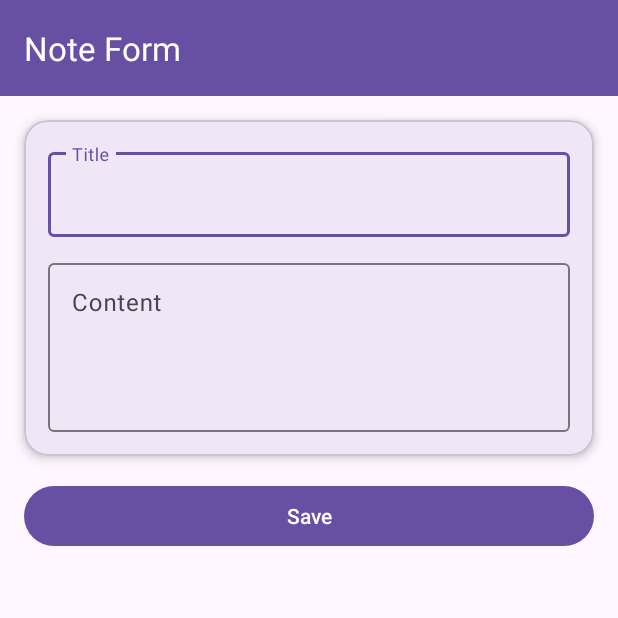
After one commit to alif24ti/Alifatan_3TIA_Pratikum, an Android app: the NoteFormActivity screen opened directly, with no data from a screen before it, on a phone screen of 412 x 824 dp, the top half of it. The commit adds this screen. Run offline under Robolectric (Android 15) with nearby library versions, the phone set to English and light mode, and no system bars; our stand-ins replace Room's generated code.

Commit message:
Pertemuan 12

```diff
--- a/app/src/main/AndroidManifest.xml
+++ b/app/src/main/AndroidManifest.xml
@@ -68,6 +68,9 @@
             android:name=".Home.Pertemuan_10.TenthActivity"
             android:exported="false"
             android:windowSoftInputMode="adjustResize" />
+        <activity
+            android:name=".Note.NoteFormActivity"
+            android:exported="false" />
     </application>
 
 </manifest>
--- /dev/null
+++ b/app/src/main/java/com/example/alif_3tia_mobile/Note/NoteFormActivity.kt
@@ -0,0 +1,51 @@
+package com.example.alif_3tia_mobile.Note
+
+import android.os.Bundle
+import android.widget.Toast
+import androidx.appcompat.app.AppCompatActivity
+import androidx.lifecycle.lifecycleScope
+import com.example.alif_3tia_mobile.data.AppDatabase
+import com.example.alif_3tia_mobile.data.Entity.NoteEntity
+import com.example.alif_3tia_mobile.databinding.ActivityNoteFormBinding
+import kotlinx.coroutines.launch
+
+class NoteFormActivity : AppCompatActivity() {
+    private lateinit var binding: ActivityNoteFormBinding
+    private lateinit var db: AppDatabase
+
+    override fun onCreate(savedInstanceState: Bundle?) {
+        super.onCreate(savedInstanceState)
+        binding = ActivityNoteFormBinding.inflate(layoutInflater)
+        setContentView(binding.root)
+        db = AppDatabase.getInstance(this)
+
+        binding.btnSaveNote.setOnClickListener {
+            val title = binding.etTitle.text.toString().trim()
+            val content = binding.etContent.text.toString().trim()
+
+            if (title.isBlank() || content.isBlank()) {
+                Toast.makeText(
+                    this, "Isi semua kolom!", Toast.LENGTH_SHORT
+                ).show()
+                return@setOnClickListener
+            }
+
+            binding.btnSaveNote.isEnabled = false
+            lifecycleScope.launch {
+                try {
+                    db.noteDao().insert(
+                        NoteEntity(title = title, content = content)
+                    )
+                    finish()
+                } catch (e: Exception) {
+                    binding.btnSaveNote.isEnabled = true
+                    Toast.makeText(
+                        this@NoteFormActivity,
+                        "Gagal menyimpan catatan",
+                        Toast.LENGTH_SHORT
+                    ).show()
+                }
+            }
+        }
+    }
+}
--- /dev/null
+++ b/app/src/main/java/com/example/alif_3tia_mobile/data/AppDataBase.kt
@@ -0,0 +1,48 @@
+package com.example.alif_3tia_mobile.data
+
+import android.content.Context
+import androidx.room.Database
+import androidx.room.Room
+import androidx.room.RoomDatabase
+import androidx.room.migration.Migration
+import androidx.sqlite.db.SupportSQLiteDatabase
+import com.example.alif_3tia_mobile.data.Entity.NoteEntity
+import com.example.alif_3tia_mobile.data.dao.NoteDao
+
+@Database(
+    entities = [NoteEntity::class],
+    version = 2,
+    exportSchema = false
+)
+abstract class AppDatabase : RoomDatabase() {
+    abstract fun noteDao(): NoteDao
+
+    companion object {
+        @Volatile
+        private var INSTANCE: AppDatabase? = null
+
+        // Tahap 09: migrasi versi 1 -> 2 (menambah kolom isPinned tanpa menghapus data)
+        val MIGRATION_1_2 = object : Migration(1, 2) {
+            override fun migrate(db: SupportSQLiteDatabase) {
+                db.execSQL(
+                    "ALTER TABLE notes " +
+                            "ADD COLUMN isPinned INTEGER NOT NULL DEFAULT 0"
+                )
+            }
+        }
+
+        fun getInstance(context: Context): AppDatabase =
+            INSTANCE ?: synchronized(this) {
+                INSTANCE ?: Room.databaseBuilder(
+                    context.applicationContext,
+                    AppDatabase::class.java,
+                    "app_database"
+                )
+                    .addMigrations(MIGRATION_1_2)
+                    // Opsi reset khusus data latihan (Tahap 09, langkah 17).
+                    // Jangan aktifkan bersama migrasi di atas untuk data penting.
+                    // .fallbackToDestructiveMigration()
+                    .build().also { INSTANCE = it }
+            }
+    }
+}
--- /dev/null
+++ b/app/src/main/java/com/example/alif_3tia_mobile/data/dao/NoteDao.kt
@@ -0,0 +1,19 @@
+package com.example.alif_3tia_mobile.data.dao
+
+import androidx.room.Dao
+import androidx.room.Delete
+import androidx.room.Insert
+import androidx.room.Query
+import com.example.alif_3tia_mobile.data.Entity.NoteEntity
+
+@Dao
+interface NoteDao {
+    @Query("SELECT * FROM notes ORDER BY createdAt DESC")
+    suspend fun getAll(): List<NoteEntity>
+
+    @Insert
+    suspend fun insert(note: NoteEntity)
+
+    @Delete
+    suspend fun delete(note: NoteEntity)
+}
--- /dev/null
+++ b/app/src/main/res/layout/activity_note_form.xml
@@ -0,0 +1,74 @@
+<?xml version="1.0" encoding="utf-8"?>
+<androidx.constraintlayout.widget.ConstraintLayout
+    xmlns:android="http://schemas.android.com/apk/res/android"
+    xmlns:app="http://schemas.android.com/apk/res-auto"
+    android:layout_width="match_parent"
+    android:layout_height="match_parent">
+
+    <androidx.appcompat.widget.Toolbar
+        android:id="@+id/toolbar"
+        android:layout_width="0dp"
+        android:layout_height="?attr/actionBarSize"
+        android:background="?attr/colorPrimary"
+        app:title="Note Form"
+        app:titleTextColor="@android:color/white"
+        app:layout_constraintTop_toTopOf="parent"
+        app:layout_constraintStart_toStartOf="parent"
+        app:layout_constraintEnd_toEndOf="parent" />
+
+    <com.google.android.material.card.MaterialCardView
+        android:id="@+id/cardForm"
+        android:layout_width="0dp"
+        android:layout_height="wrap_content"
+        android:layout_margin="16dp"
+        app:cardCornerRadius="16dp"
+        app:cardElevation="4dp"
+        app:layout_constraintTop_toBottomOf="@id/toolbar"
+        app:layout_constraintStart_toStartOf="parent"
+        app:layout_constraintEnd_toEndOf="parent">
+
+        <LinearLayout
+            android:layout_width="match_parent"
+            android:layout_height="wrap_content"
+            android:orientation="vertical"
+            android:padding="16dp">
+
+            <com.google.android.material.textfield.TextInputLayout
+                android:layout_width="match_parent"
+                android:layout_height="wrap_content"
+                android:hint="Title">
+
+                <com.google.android.material.textfield.TextInputEditText
+                    android:id="@+id/etTitle"
+                    android:layout_width="match_parent"
+                    android:layout_height="wrap_content" />
+            </com.google.android.material.textfield.TextInputLayout>
+
+            <com.google.android.material.textfield.TextInputLayout
+                android:layout_width="match_parent"
+                android:layout_height="wrap_content"
+                android:layout_marginTop="12dp"
+                android:hint="Content">
+
+                <com.google.android.material.textfield.TextInputEditText
+                    android:id="@+id/etContent"
+                    android:layout_width="match_parent"
+                    android:layout_height="wrap_content"
+                    android:minLines="4"
+                    android:gravity="top"
+                    android:inputType="textMultiLine" />
+            </com.google.android.material.textfield.TextInputLayout>
+        </LinearLayout>
+    </com.google.android.material.card.MaterialCardView>
+
+    <com.google.android.material.button.MaterialButton
+        android:id="@+id/btnSaveNote"
+        android:layout_width="0dp"
+        android:layout_height="wrap_content"
+        android:layout_margin="16dp"
+        android:text="Save"
+        app:layout_constraintTop_toBottomOf="@id/cardForm"
+        app:layout_constraintStart_toStartOf="parent"
+        app:layout_constraintEnd_toEndOf="parent" />
+
+</androidx.constraintlayout.widget.ConstraintLayout>
--- a/app/src/main/res/menu/bottom_nav_menu.xml
+++ b/app/src/main/res/menu/bottom_nav_menu.xml
@@ -12,4 +12,9 @@
         android:id="@+id/more"
         android:icon="@drawable/ic_more"
         android:title="More" />
+
+    <item
+        android:id="@+id/notes"
+        android:icon="@drawable/ic_notes"
+        android:title="Notes" />
 </menu>
--- a/build.gradle.kts
+++ b/build.gradle.kts
@@ -1,4 +1,5 @@
 // Top-level build file where you can add configuration options common to all sub-projects/modules.
 plugins {
     alias(libs.plugins.android.application) apply false
+    id("com.google.devtools.ksp") version "1.9.10-1.0.13" apply false
 }
```
Also changed, not shown: app/build.gradle.kts (+8 -0 lines), app/src/main/java/com/example/alif_3tia_mobile/BaseActivity.kt (+8 -0 lines), app/src/main/java/com/example/alif_3tia_mobile/Note/FragmentNote.kt (added, +76 -0 lines), app/src/main/java/com/example/alif_3tia_mobile/Note/NoteAdapter.kt (added, +47 -0 lines), app/src/main/java/com/example/alif_3tia_mobile/data/Entity/NoteEntity.kt (added, +16 -0 lines), app/src/main/res/drawable/ic_add.xml (added, +10 -0 lines), app/src/main/res/drawable/ic_delete.xml (added, +10 -0 lines), app/src/main/res/drawable/ic_notes.xml (added, +20 -0 lines), app/src/main/res/layout/fragment_note.xml (added, +40 -0 lines), app/src/main/res/layout/item_note.xml (added, +37 -0 lines).
